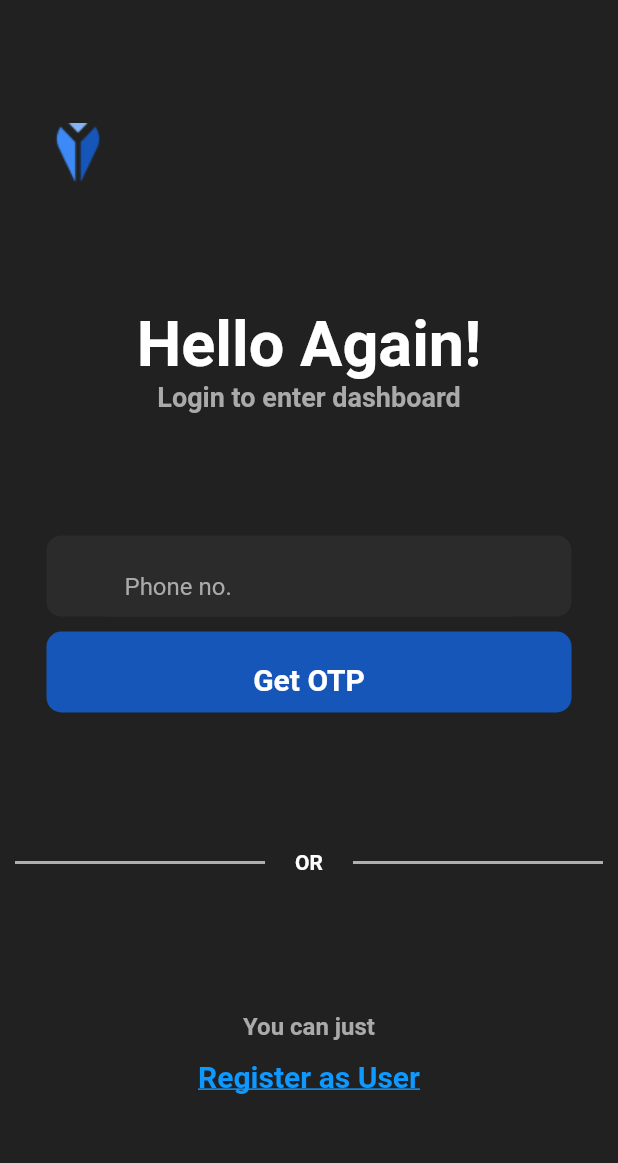
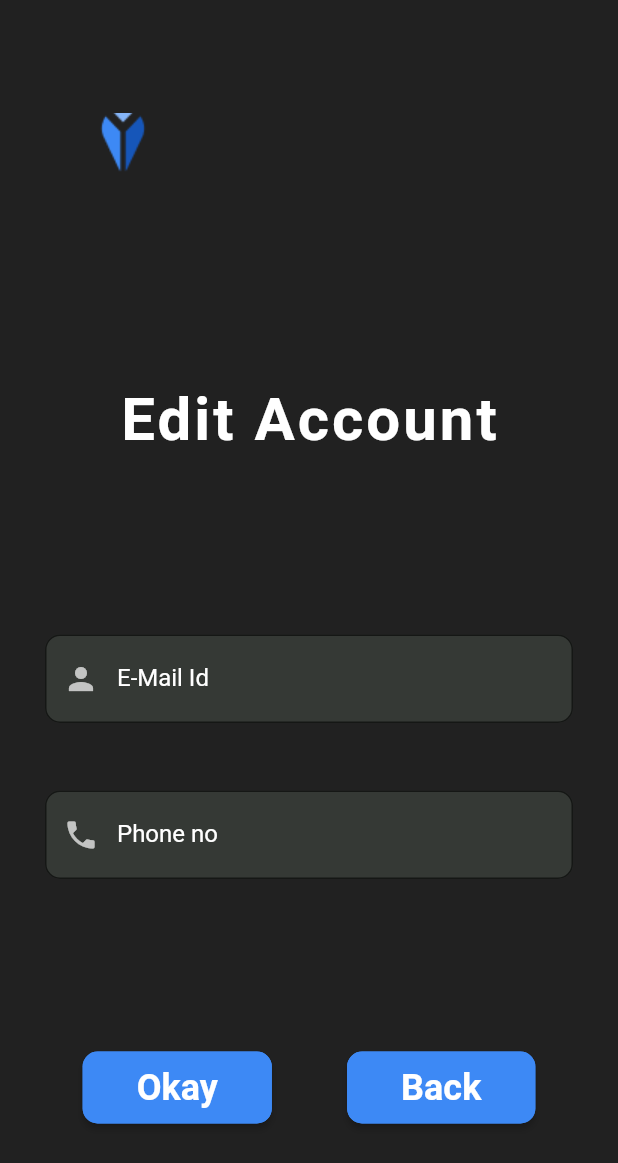
Before and after one commit to vote-io/vote_io_frontend, a Flutter app: the screen it shows after launch, on a phone screen of 412 x 824 dp. Shown: the top 1163 px of the screen. Run offline on Flutter 3.47's test engine with Material 2 defaults, Android fonts, the phone set to English and light mode, and no system bars; our stand-ins replace pin_code_fields; Roboto replaces fonts that are missing (Poppins, poppins).

Commit message:
User Account edit
Editing form for user account page

```diff
--- a/lib/main.dart
+++ b/lib/main.dart
@@ -3,15 +3,17 @@ import 'package:vote_io_frontend/register.dart';
 import 'package:vote_io_frontend/regDetails.dart';
 import 'package:vote_io_frontend/otp.dart';
 import 'package:vote_io_frontend/login.dart';
+import 'package:vote_io_frontend/userAccInfo.dart';
 void main() {
   runApp(MaterialApp(
-    initialRoute: 'login',
+    initialRoute: 'accountInfo',
 
     routes:{
       'login': (context)=> Login(),
       'register': (context)=> Register(),
       'regDetails': (context)=> RegDetails(),
       'otp':(context)=>OTP(),
+      'accountInfo':(context)=>UserAccount(),
     }
   ));
 }
--- /dev/null
+++ b/lib/userAccInfo.dart
@@ -0,0 +1,212 @@
+import 'package:flutter/cupertino.dart';
+import 'package:flutter/material.dart';
+
+class UserAccount extends StatefulWidget {
+  const UserAccount({Key? key}) : super(key: key);
+
+  @override
+  State<UserAccount> createState() => _UserAccountState();
+}
+
+class _UserAccountState extends State<UserAccount> {
+  @override
+  Widget build(BuildContext context) {
+    return Scaffold(
+      resizeToAvoidBottomInset: false,
+      body: Container(
+          decoration: BoxDecoration(
+            color: Colors.black87,
+          ),
+
+          padding: EdgeInsets.symmetric(horizontal: 30, vertical: 30),
+          child: Column(
+            mainAxisAlignment: MainAxisAlignment.spaceEvenly,
+              children: [
+                Row(
+                  children: [
+                    SizedBox(width: 30),
+                    Image.asset('assets/logo.png'),
+                  ],
+                ),
+                SizedBox(height: 50.0,),
+                Text(
+                  'Edit Account',
+                  style: TextStyle(
+                    fontFamily: 'Poppins',
+                    fontSize: 40.0,
+                    fontWeight: FontWeight.w700,
+                    color: Colors.white,
+                    letterSpacing: 2.0,
+                  ),
+                ),
+                // SizedBox(height: 20,),
+                // imageProfile(),
+                SizedBox(height: 30,),
+                Container(
+                  child: TextFormField(
+                    // controller: Cname,
+                    decoration: InputDecoration(
+                      fillColor: Color.fromRGBO(53, 57, 53, 1),
+                      filled: true,
+                      border: OutlineInputBorder(
+                        borderSide: BorderSide(
+                          color: Colors.teal,
+                        ),
+                        borderRadius: BorderRadius.circular(10),
+                      ),
+                      focusedBorder: OutlineInputBorder(
+                          borderSide: BorderSide(
+                            color: Colors.deepPurple,
+                            width: 2,
+                          )),
+                      prefixIcon: Icon(
+                        Icons.person,
+                        color: Colors.white70,
+                      ),
+                      labelText: "E-Mail Id",
+                      //helperText: "Name can't be empty",
+                      hintText: "E-Mail Id",
+                      labelStyle: TextStyle(
+                        color: Colors.white,
+                      ),
+                    ),
+                  ),
+                ),
+                //SizedBox(height: 30),
+                // TextFormField(
+                //   // controller: Cpassword,
+                //   decoration: InputDecoration(
+                //     fillColor: Color.fromRGBO(53, 57, 53, 1),
+                //     filled: true,
+                //     border: OutlineInputBorder(
+                //       borderSide: BorderSide(
+                //         color: Colors.teal,
+                //       ),
+                //     ),
+                //     focusedBorder: OutlineInputBorder(
+                //         borderSide: BorderSide(
+                //           color: Colors.deepPurple,
+                //           width: 2,
+                //         )),
+                //     prefixIcon: Icon(
+                //       Icons.email,
+                //       color: Colors.white70,
+                //     ),
+                //     labelText: "Password",
+                //     //helperText: "Email can't be empty",
+                //     hintText: "Password",
+                //     labelStyle: TextStyle(
+                //       color: Colors.white,
+                //     ),
+                //   ),
+                // ),
+                TextFormField(
+                  // controller: CphoneNo,
+                  decoration: InputDecoration(
+                    fillColor: Color.fromRGBO(53, 57, 53, 1),
+                    filled: true,
+                    border: OutlineInputBorder(
+                      borderSide: BorderSide(
+                        color: Colors.teal,
+                      ),
+                      borderRadius: BorderRadius.circular(10),
+                    ),
+                    focusedBorder: OutlineInputBorder(
+                        borderSide: BorderSide(
+                          color: Colors.deepPurple,
+                          width: 2,
+                        )),
+                    prefixIcon: Icon(
+                      Icons.phone,
+                      color: Colors.white70,
+                    ),
+                    labelText: "Phone no",
+                    // helperText: "phone no can't be empty",
+                    hintText: "Phone no",
+                    labelStyle: TextStyle(
+                      color: Colors.white,
+                    ),
+                  ),
+                ),
+                SizedBox(height: 25),
+                Row(
+                  mainAxisAlignment: MainAxisAlignment.spaceAround,
+                  children: [
+                    RaisedButton(onPressed: () async{
+                      // String name = Cname.text;
+                      // String password = Cpassword.text;
+                      // String phoneNo = CphoneNo.text;
+
+                      // if(name == '' || name == null ){
+                      //   name = data['name'];
+                      // }
+                      // if(phoneNo == '' || phoneNo == null){
+                      //   print('entered if');
+                      //   phoneNo = data['phone'].toString();
+                      // }
+                      //
+                      // print(password);
+
+                      // if(password != '') {
+                      //   print('entered if password');
+                      //   http.Response response = await change_password(data['userId'],password);
+                      //   Map passData = json.decode(response.body);
+                      //   print(passData);
+                      // }
+                      //
+                      // http.Response response = await edit_userInfo(data['userId'],name, phoneNo);
+                      // Map resData = json.decode(response.body);
+                      // print(resData);
+
+                    },
+                      shape: RoundedRectangleBorder(
+                          borderRadius: BorderRadius.circular(10),
+                          side: BorderSide(
+                              color: Color.fromRGBO(61, 137, 245, 1),
+                              width: 4)
+                      ),
+
+                      color: Color.fromRGBO(61, 137, 245, 1),
+
+
+                      child: Padding(
+                        padding: const EdgeInsets.fromLTRB(20, 10, 20, 10),
+                        child: Text('Okay', style: TextStyle(
+                          fontFamily: 'Poppins',
+                          fontWeight: FontWeight.w600,
+                          fontSize: 24,
+                          color: Color.fromRGBO(255, 255, 255, 1),
+                        ),),
+                      ),
+                    ),
+
+
+                    RaisedButton(onPressed: () {
+                      Navigator.pop(context);
+                    },
+                      shape: RoundedRectangleBorder(
+                          borderRadius: BorderRadius.circular(10),
+                          side: BorderSide(
+                              color: Color.fromRGBO(61, 137, 245, 1), width: 4)
+                      ),
+
+                      color: Color.fromRGBO(61, 137, 245, 1),
+
+                      child: Padding(
+                        padding: const EdgeInsets.fromLTRB(20, 10, 20, 10),
+                        child: Text('Back', style: TextStyle(
+                          fontFamily: 'Poppins',
+                          fontWeight: FontWeight.w600,
+                          fontSize: 24,
+                          color: Color.fromRGBO(255, 255, 255, 1),
+                        ),),
+                      ),
+                    ),
+                  ],
+                ),
+              ]
+          )
+      ),
+    );
+  }
+}
```
